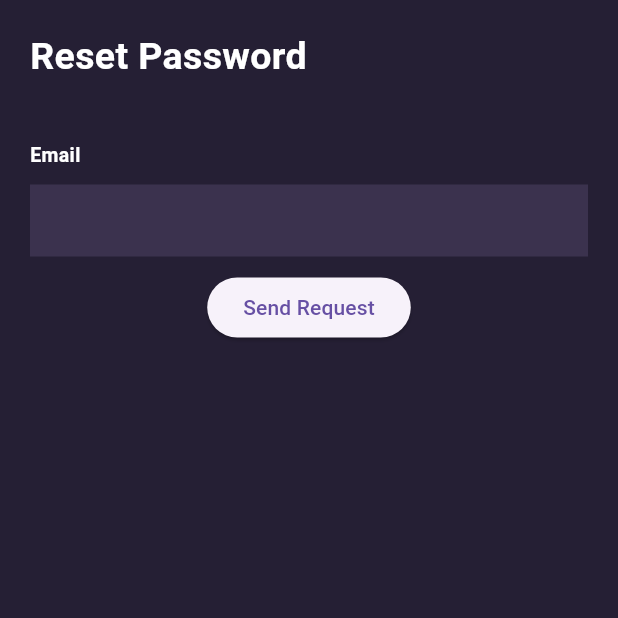
After one commit to samikshk10/FlutterFinalProject, a Flutter app: the screen it shows after launch, after a tap on "Forgot Password?", on a phone screen of 412 x 824 dp, the top half of it. The commit adds this screen. Run offline on Flutter 3.47's test engine with Material 3 defaults, Android fonts, the phone set to English and light mode, and no system bars; our stand-ins replace cloud_firestore, firebase_auth, firebase_core, fluttertoast, google_sign_in; missing offline and left inert: ez_validator; accounts and stored records are empty.

Commit message:
forgot password implemented and sign up error fix

```diff
--- /dev/null
+++ b/lib/screens/auth/forgotpassword/forgotpassword.dart
@@ -0,0 +1,96 @@
+import 'package:firebase_auth/firebase_auth.dart';
+import 'package:flutter/material.dart';
+import 'package:flutterprojectfinal/services/auth.dart';
+
+class ResetPassword extends StatefulWidget {
+  final String email;
+
+  ResetPassword({Key? key, required this.email}) : super(key: key);
+
+  @override
+  State<ResetPassword> createState() => _ResetPasswordState();
+}
+
+class _ResetPasswordState extends State<ResetPassword> {
+  late String email;
+
+  void handleResetPassword() async {
+    AuthMethods authMethods = AuthMethods();
+    authMethods
+        .sendPasswordResetEmail(this.email)
+        .then((value) => {print("password reset succesfuly")});
+  }
+
+  @override
+  Widget build(BuildContext context) {
+    return Scaffold(
+      backgroundColor: const Color(0xff251f34),
+      resizeToAvoidBottomInset: true,
+      body: Container(
+        child: Column(
+            mainAxisAlignment: MainAxisAlignment.start,
+            crossAxisAlignment: CrossAxisAlignment.start,
+            children: [
+              const Padding(
+                padding: EdgeInsets.fromLTRB(20, 20, 20, 8),
+                child: Text(
+                  'Reset Password',
+                  style: TextStyle(
+                      color: Colors.white,
+                      fontWeight: FontWeight.w600,
+                      fontSize: 25),
+                ),
+              ),
+              SizedBox(
+                height: 30,
+              ),
+              Padding(
+                padding: const EdgeInsets.symmetric(horizontal: 20),
+                child: Text(
+                  'Email',
+                  style: TextStyle(
+                      color: Colors.white,
+                      fontWeight: FontWeight.w600,
+                      fontSize: 13),
+                ),
+              ),
+              SizedBox(
+                height: 10,
+              ),
+              Padding(
+                padding: const EdgeInsets.symmetric(horizontal: 20),
+                child: TextField(
+                  style: const TextStyle(
+                    color: Colors.white,
+                    fontWeight: FontWeight.w400,
+                  ),
+                  keyboardType: TextInputType.emailAddress,
+                  cursorColor: Colors.white,
+                  decoration: InputDecoration(
+                      border: InputBorder.none,
+                      fillColor: const Color(0xff3B324E),
+                      filled: true,
+                      focusedBorder: const OutlineInputBorder(
+                        borderSide:
+                            BorderSide(color: Color(0xff14dae2), width: 2.0),
+                        borderRadius: BorderRadius.all(Radius.circular(20.0)),
+                      )),
+                  onChanged: (value) {
+                    setState(() {
+                      email = value;
+                    });
+                  },
+                ),
+              ),
+              SizedBox(
+                height: 10,
+              ),
+              Center(
+                  child: ElevatedButton(
+                      onPressed: handleResetPassword,
+                      child: Text('Send Request')))
+            ]),
+      ),
+    );
+  }
+}
--- a/lib/screens/auth/login/login_screen.dart
+++ b/lib/screens/auth/login/login_screen.dart
@@ -1,6 +1,7 @@
 import 'package:ez_validator/ez_validator.dart';
 import 'package:firebase_auth/firebase_auth.dart';
 import 'package:flutter/material.dart';
+import 'package:flutterprojectfinal/screens/auth/forgotpassword/forgotpassword.dart';
 import 'package:flutterprojectfinal/screens/customWidgets/circuledButton.dart';
 import 'package:flutterprojectfinal/screens/customWidgets/customButton.dart';
 import 'package:flutterprojectfinal/screens/customWidgets/divider.dart';
@@ -8,7 +9,7 @@ import 'package:flutterprojectfinal/screens/customWidgets/formField.dart';
 import 'package:flutterprojectfinal/screens/customWidgets/googleSignInButton.dart';
 import 'package:flutterprojectfinal/ui/homepage/home_page.dart';
 import 'package:flutterprojectfinal/utils/constant.dart';
-import 'package:flutterprojectfinal/services.dart/auth.dart';
+import 'package:flutterprojectfinal/services/auth.dart';
 import 'package:flutterprojectfinal/validators/authValidators.dart';
 import 'package:fluttertoast/fluttertoast.dart';
 
@@ -130,7 +131,26 @@ class _LoginScreenState extends State<LoginScreen> {
                   ),
                 ),
               ),
-              SizedBox(height: 32),
+              SizedBox(height: 8),
+              GestureDetector(
+                onTap: () {
+                  Navigator.push(
+                    context,
+                    MaterialPageRoute(
+                      builder: (context) => ResetPassword(
+                          email: _emailController.text.toString().trim()),
+                    ),
+                  );
+                },
+                child: Text(
+                  "Forgot Password?",
+                  style: TextStyle(
+                    color: Colors.blue,
+                    decoration: TextDecoration.underline,
+                  ),
+                ),
+              ),
+              SizedBox(height: 24),
               GoogleSignInButton(
                 onPressed: () {
                   // Implement Google Sign In
--- a/lib/screens/auth/signup/signup_screen.dart
+++ b/lib/screens/auth/signup/signup_screen.dart
@@ -5,7 +5,7 @@ import 'package:flutterprojectfinal/screens/customWidgets/divider.dart';
 import 'package:flutterprojectfinal/screens/customWidgets/formField.dart';
 import 'package:flutterprojectfinal/screens/customWidgets/googleSignInButton.dart';
 import 'package:flutterprojectfinal/utils/constant.dart';
-import 'package:flutterprojectfinal/services.dart/auth.dart';
+import 'package:flutterprojectfinal/services/auth.dart';
 import 'package:flutterprojectfinal/validators/authValidators.dart';
 import 'package:fluttertoast/fluttertoast.dart';
 
@@ -19,15 +19,16 @@ class SignUpScreen extends StatefulWidget {
 class _SignUpScreenState extends State<SignUpScreen> {
   final TextEditingController _emailController = TextEditingController();
   final TextEditingController _passwordController = TextEditingController();
-  final TextEditingController _nameController = TextEditingController();
   bool isPasswordVisible = true;
   final _formKey = GlobalKey<FormState>();
   void handleSignUP() {
+    print("here is");
     // Implement SignUp
     AuthMethods.signupEmailandPassword(
       _emailController.text.trim(),
       _passwordController.text.trim(),
     ).then((value) async {
+      print("success");
       Fluttertoast.showToast(
           msg: value,
           toastLength: Toast.LENGTH_SHORT,
@@ -129,7 +130,8 @@ class _SignUpScreenState extends State<SignUpScreen> {
                 label: 'SignUp',
                 press: () {
                   if (_formKey.currentState!.validate()) {
-                    handleSignUP;
+                    print("here");
+                    handleSignUP();
                   }
                 },
               ),
--- a/lib/services.dart/auth.dart
+++ b/lib/services/auth.dart
@@ -26,6 +26,8 @@ class AuthMethods {
           return 'This user has been disabled.';
         case 'too-many-requests':
           return 'Too many attempts to sign in as this user.';
+        case 'invalid-credential':
+          return "Incorrect email or password";
       }
       return 'Unexpected firebase error, Please try again.';
     } catch (e, s) {
@@ -55,4 +57,18 @@ class AuthMethods {
       }
     }
   }
+
+  Future<void> sendPasswordResetEmail(String email) async {
+    try {
+      await auth.FirebaseAuth.instance.sendPasswordResetEmail(email: email);
+    } on auth.FirebaseAuthException catch (e) {
+      print(e.code + "this is code");
+      print(e.message);
+      if (e.code == 'user-not-found') {
+        print('No user found for that email.');
+      } else if (e.code == 'invalid-credential') {
+        print('Wrong password provided for that user.');
+      }
+    }
+  }
 }
--- /dev/null
+++ b/lib/services/forgotPassword.dart
@@ -0,0 +1,22 @@
+import 'package:firebase_auth/firebase_auth.dart';
+
+class AuthService {
+  final FirebaseAuth _firebaseAuth;
+
+  AuthService(this._firebaseAuth);
+
+  // Reset Password
+  Future<void> sendPasswordResetEmail(String email) async {
+    try {
+      await _firebaseAuth.sendPasswordResetEmail(email: email);
+    } on FirebaseAuthException catch (e) {
+      print(e.code + "this is code");
+      print(e.message);
+      if (e.code == 'user-not-found') {
+        print('No user found for that email.');
+      } else if (e.code == 'invalid-credential') {
+        print('Wrong password provided for that user.');
+      }
+    }
+  }
+}
```
